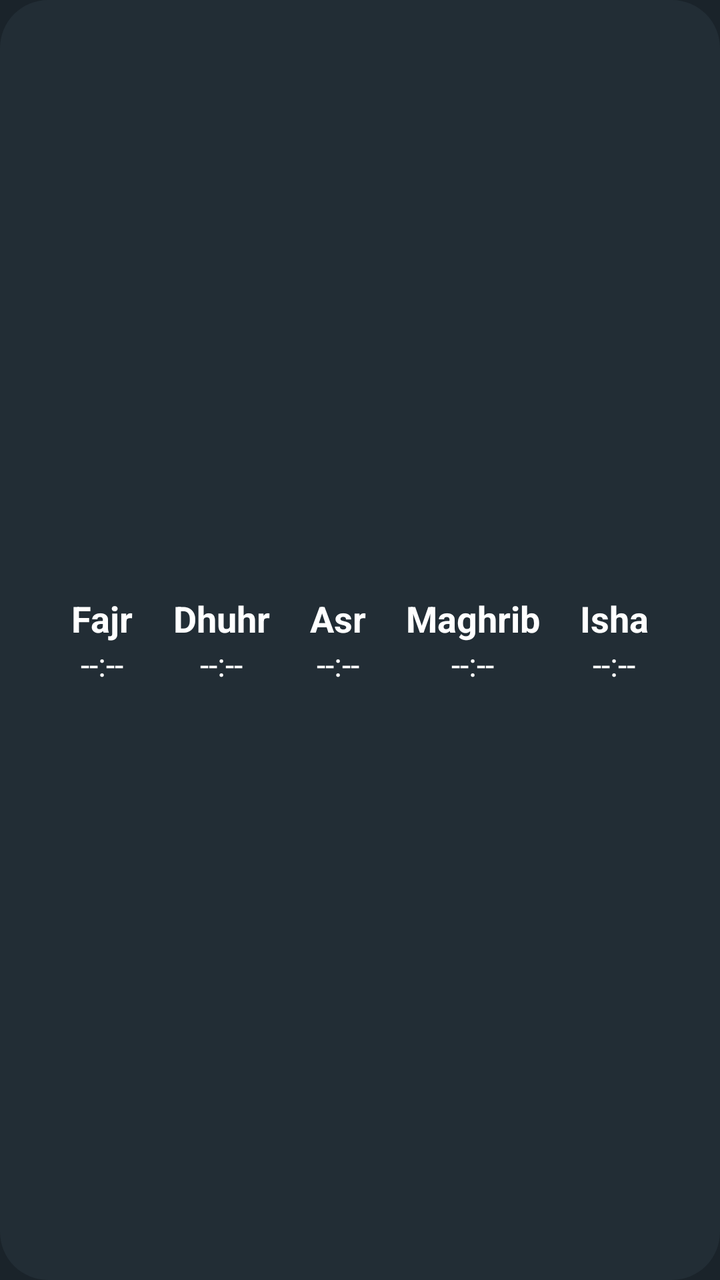
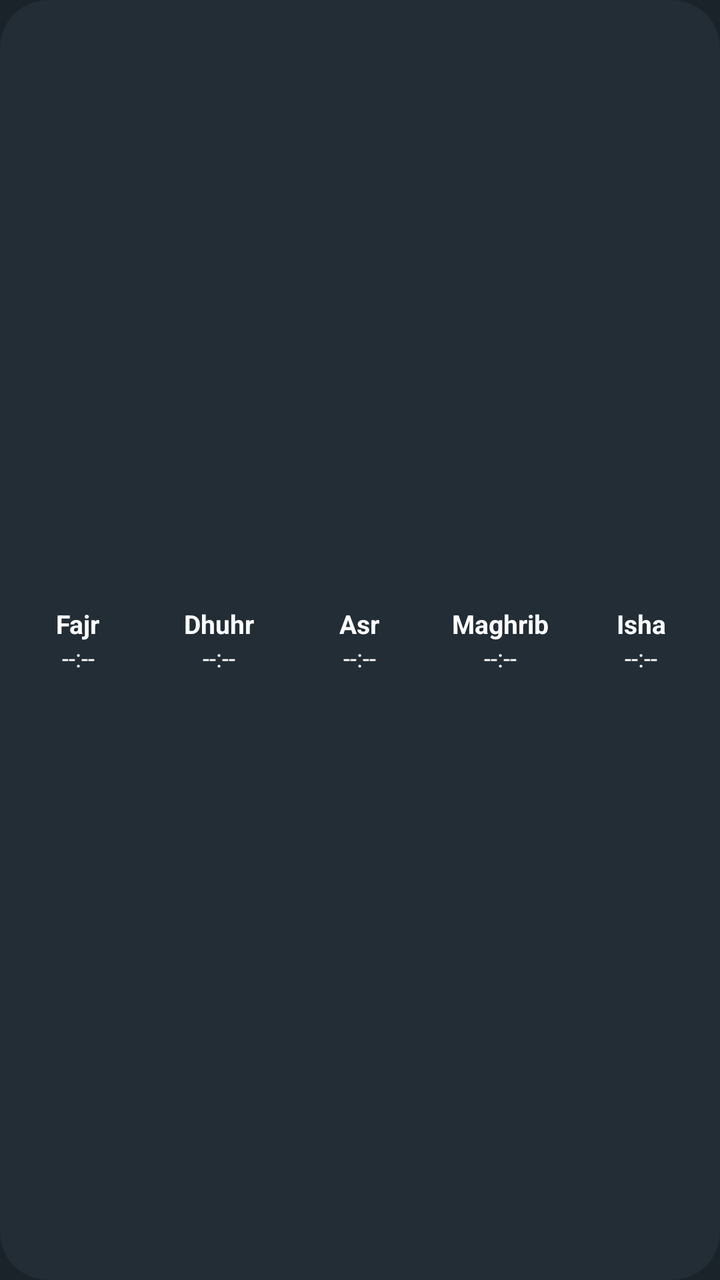

Screens rendered from an Android XML layout before and after an edit, with the pre-edit source and the edit as a unified diff.
<!-- AndroidManifest.xml: application theme Theme.SyamsunK -->
<!-- res/layout/prayer_widget.xml -->
<?xml version="1.0" encoding="utf-8"?>
<LinearLayout xmlns:android="http://schemas.android.com/apk/res/android"
    android:id="@+id/widget_root"
    style="@style/Widget.Android.AppWidget.Container"
    android:layout_width="match_parent"
    android:layout_height="match_parent"
    android:orientation="horizontal"
    android:padding="5dp"
    android:gravity="center"
    android:theme="@style/Theme.Android.AppWidgetContainer">

    <LinearLayout
        android:layout_width="wrap_content"
        android:layout_height="wrap_content"
        android:orientation="vertical"
        android:gravity="center"
        android:padding="10dp">
        <TextView
            android:id="@+id/fajr_label"
            android:layout_width="wrap_content"
            android:layout_height="wrap_content"
            android:text="Fajr"
            android:textSize="18sp"
            android:textStyle="bold" />
        <TextView
            android:id="@+id/fajr_time"
            android:layout_width="wrap_content"
            android:layout_height="wrap_content"
            android:text="--:--"
            android:textSize="16sp" />
    </LinearLayout>

    <LinearLayout
        android:layout_width="wrap_content"
        android:layout_height="wrap_content"
        android:orientation="vertical"
        android:gravity="center"
        android:padding="10dp">
        <TextView
            android:id="@+id/dhuhr_label"
            android:layout_width="wrap_content"
            android:layout_height="wrap_content"
            android:text="Dhuhr"
            android:textSize="18sp"
            android:textStyle="bold" />
        <TextView
            android:id="@+id/dhuhr_time"
            android:layout_width="wrap_content"
            android:layout_height="wrap_content"
            android:text="--:--"
            android:textSize="16sp" />
    </LinearLayout>

    <LinearLayout
        android:layout_width="wrap_content"
        android:layout_height="wrap_content"
        android:orientation="vertical"
        android:gravity="center"
        android:padding="10dp">
        <TextView
            android:id="@+id/asr_label"
            android:layout_width="wrap_content"
            android:layout_height="wrap_content"
            android:text="Asr"
            android:textSize="18sp"
            android:textStyle="bold" />
        <TextView
            android:id="@+id/asr_time"
            android:layout_width="wrap_content"
            android:layout_height="wrap_content"
            android:text="--:--"
            android:textSize="16sp" />
    </LinearLayout>

    <LinearLayout
        android:layout_width="wrap_content"
        android:layout_height="wrap_content"
        android:orientation="vertical"
        android:gravity="center"
        android:padding="10dp">
        <TextView
            android:id="@+id/maghrib_label"
            android:layout_width="wrap_content"
            android:layout_height="wrap_content"
            android:text="Maghrib"
            android:textSize="18sp"
            android:textStyle="bold" />
        <TextView
            android:id="@+id/maghrib_time"
            android:layout_width="wrap_content"
            android:layout_height="wrap_content"
            android:text="--:--"
            android:textSize="16sp" />
    </LinearLayout>

    <LinearLayout
        android:layout_width="wrap_content"
        android:layout_height="wrap_content"
        android:orientation="vertical"
        android:gravity="center"
        android:padding="10dp">
        <TextView
            android:id="@+id/isha_label"
            android:layout_width="wrap_content"
            android:layout_height="wrap_content"
            android:text="Isha"
            android:textSize="18sp"
            android:textStyle="bold" />
        <TextView
            android:id="@+id/isha_time"
            android:layout_width="wrap_content"
            android:layout_height="wrap_content"
            android:text="--:--"
            android:textSize="16sp" />
    </LinearLayout>
</LinearLayout>
<!-- resources referenced by this layout -->
<resources>
  <style name="Theme.Android.AppWidgetContainer" parent="android:Theme.DeviceDefault.DayNight">
          <item name="android:textColor">@color/text_white</item>
          <item name="android:textColorPrimary">@color/text_white</item>
          <item name="android:textColorSecondary">@color/text_muted</item>
      </style>
  <style name="Widget.Android.AppWidget.Container" parent="android:Widget">
          <item name="android:background">@drawable/widget_background</item>
      </style>
  <style name="Theme.SyamsunK" parent="android:Theme.Material.NoActionBar">
          <item name="android:statusBarColor">#1A232A</item>
          <item name="android:navigationBarColor">#1A232A</item>
          <item name="android:windowBackground">#1A232A</item>
      </style>
  <color name="text_white">#FFFFFF</color>
  <color name="text_muted">#B0BEC5</color>
  <!-- drawable widget_background (drawable) -->
  <?xml version="1.0" encoding="utf-8"?>
  <shape xmlns:android="http://schemas.android.com/apk/res/android"
      android:shape="rectangle">
      <solid android:color="#222D35" />
      <corners android:radius="24dp" />
  </shape>
</resources>

<!-- the commit's change to res/layout/prayer_widget.xml (unified diff, before → after) -->
@@ -5,112 +5,132 @@
     android:layout_width="match_parent"
     android:layout_height="match_parent"
     android:orientation="horizontal"
-    android:padding="5dp"
+    android:padding="4dp"
     android:gravity="center"
     android:theme="@style/Theme.Android.AppWidgetContainer">
 
     <LinearLayout
-        android:layout_width="wrap_content"
+        android:layout_width="0dp"
         android:layout_height="wrap_content"
+        android:layout_weight="1"
         android:orientation="vertical"
         android:gravity="center"
-        android:padding="10dp">
+        android:padding="4dp">
         <TextView
             android:id="@+id/fajr_label"
             android:layout_width="wrap_content"
             android:layout_height="wrap_content"
             android:text="Fajr"
-            android:textSize="18sp"
-            android:textStyle="bold" />
+            android:textSize="13sp"
+            android:textStyle="bold"
+            android:maxLines="1"
+            android:ellipsize="end" />
         <TextView
             android:id="@+id/fajr_time"
             android:layout_width="wrap_content"
             android:layout_height="wrap_content"
             android:text="--:--"
-            android:textSize="16sp" />
+            android:textSize="12sp"
+            android:maxLines="1" />
     </LinearLayout>
 
     <LinearLayout
-        android:layout_width="wrap_content"
+        android:layout_width="0dp"
         android:layout_height="wrap_content"
+        android:layout_weight="1"
         android:orientation="vertical"
         android:gravity="center"
-        android:padding="10dp">
+        android:padding="4dp">
         <TextView
             android:id="@+id/dhuhr_label"
             android:layout_width="wrap_content"
             android:layout_height="wrap_content"
             android:text="Dhuhr"
-            android:textSize="18sp"
-            android:textStyle="bold" />
+            android:textSize="13sp"
+            android:textStyle="bold"
+            android:maxLines="1"
+            android:ellipsize="end" />
         <TextView
             android:id="@+id/dhuhr_time"
             android:layout_width="wrap_content"
             android:layout_height="wrap_content"
             android:text="--:--"
-            android:textSize="16sp" />
+            android:textSize="12sp"
+            android:maxLines="1" />
     </LinearLayout>
 
     <LinearLayout
-        android:layout_width="wrap_content"
+        android:layout_width="0dp"
         android:layout_height="wrap_content"
+        android:layout_weight="1"
         android:orientation="vertical"
         android:gravity="center"
-        android:padding="10dp">
+        android:padding="4dp">
         <TextView
             android:id="@+id/asr_label"
             android:layout_width="wrap_content"
             android:layout_height="wrap_content"
             android:text="Asr"
-            android:textSize="18sp"
-            android:textStyle="bold" />
+            android:textSize="13sp"
+            android:textStyle="bold"
+            android:maxLines="1"
+            android:ellipsize="end" />
         <TextView
             android:id="@+id/asr_time"
             android:layout_width="wrap_content"
             android:layout_height="wrap_content"
             android:text="--:--"
-            android:textSize="16sp" />
+            android:textSize="12sp"
+            android:maxLines="1" />
     </LinearLayout>
 
     <LinearLayout
-        android:layout_width="wrap_content"
+        android:layout_width="0dp"
         android:layout_height="wrap_content"
+        android:layout_weight="1"
         android:orientation="vertical"
         android:gravity="center"
-        android:padding="10dp">
+        android:padding="4dp">
         <TextView
             android:id="@+id/maghrib_label"
             android:layout_width="wrap_content"
             android:layout_height="wrap_content"
             android:text="Maghrib"
-            android:textSize="18sp"
-            android:textStyle="bold" />
+            android:textSize="13sp"
+            android:textStyle="bold"
+            android:maxLines="1"
+            android:ellipsize="end" />
         <TextView
             android:id="@+id/maghrib_time"
             android:layout_width="wrap_content"
             android:layout_height="wrap_content"
             android:text="--:--"
-            android:textSize="16sp" />
+            android:textSize="12sp"
+            android:maxLines="1" />
     </LinearLayout>
 
     <LinearLayout
-        android:layout_width="wrap_content"
+        android:layout_width="0dp"
         android:layout_height="wrap_content"
+        android:layout_weight="1"
         android:orientation="vertical"
         android:gravity="center"
-        android:padding="10dp">
+        android:padding="4dp">
         <TextView
             android:id="@+id/isha_label"
             android:layout_width="wrap_content"
             android:layout_height="wrap_content"
             android:text="Isha"
-            android:textSize="18sp"
-            android:textStyle="bold" />
+            android:textSize="13sp"
+            android:textStyle="bold"
+            android:maxLines="1"
+            android:ellipsize="end" />
         <TextView
             android:id="@+id/isha_time"
             android:layout_width="wrap_content"
             android:layout_height="wrap_content"
             android:text="--:--"
-            android:textSize="16sp" />
+            android:textSize="12sp"
+            android:maxLines="1" />
     </LinearLayout>
 </LinearLayout>
